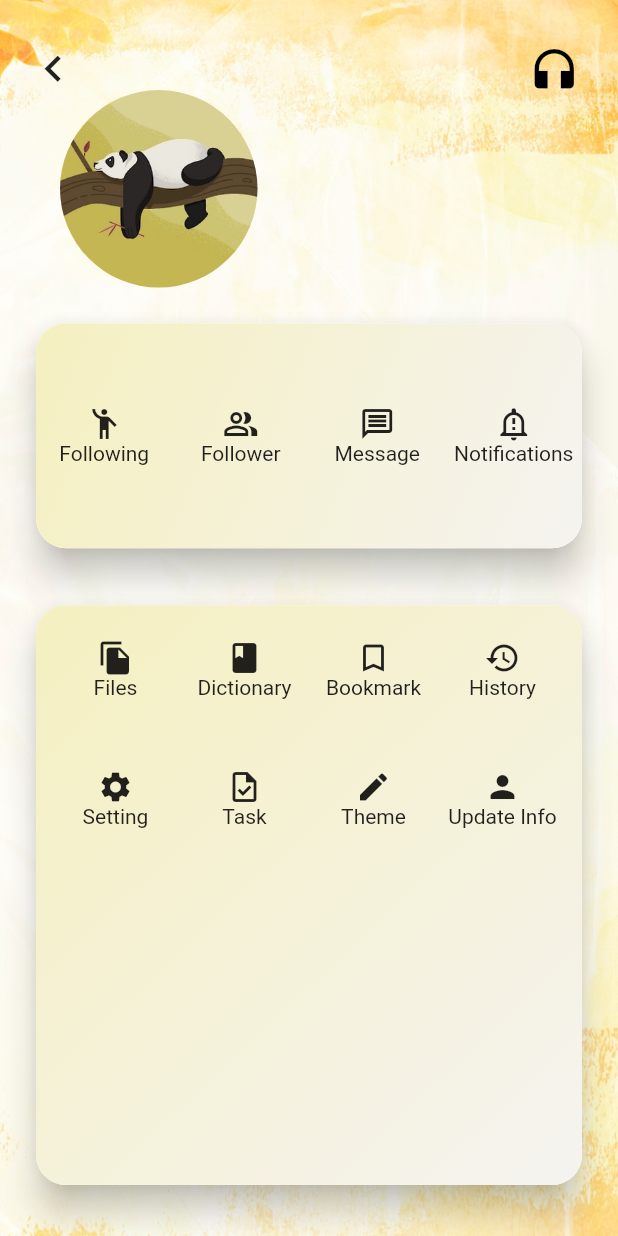
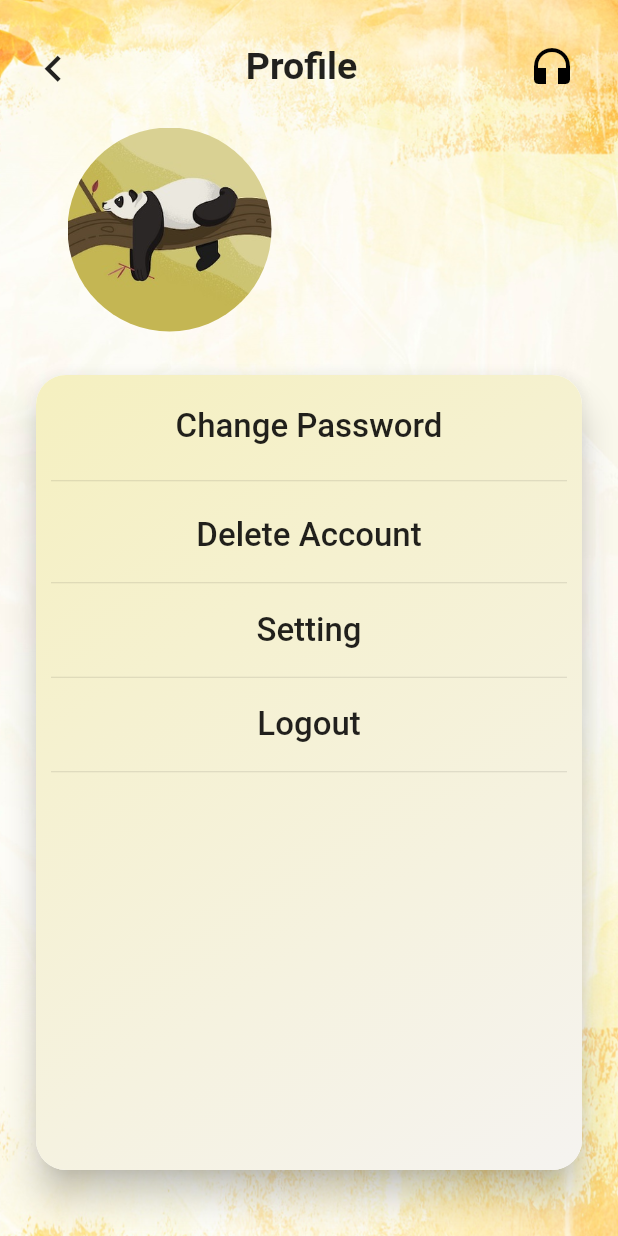
Before and after one commit to ooishikoon/FYP, a Flutter app: the ProfileScreen screen opened directly with empty values, on a phone screen of 412 x 824 dp. Run offline on Flutter 3.47's test engine with Material 2 defaults, Android fonts, the phone set to English and light mode, and no system bars; our stand-ins replace flutter_tts, fluttertoast, google_fonts, shared_preferences; missing offline and left inert: ndialog; accounts and stored records are empty; Roboto replaces fonts that are missing (Oxygen).

Commit message:
add update password

```diff
--- a/ttw_mobile/lib/view/profilescreen.dart
+++ b/ttw_mobile/lib/view/profilescreen.dart
@@ -1,7 +1,12 @@
+import 'dart:convert';
+
 import 'package:flutter/material.dart';
+import 'package:fluttertoast/fluttertoast.dart';
+import 'package:shared_preferences/shared_preferences.dart';
 import '../constants.dart';
 import '../model/user.dart';
 import 'mainscreen.dart';
+import 'package:http/http.dart' as http;
 
 User user = User();
 
@@ -25,16 +30,16 @@ class _ProfileScreenState extends State<ProfileScreen> {
   }
 
   @override
-  // Widget build(BuildContext context) {
-  //   screenHeight = MediaQuery.of(context).size.height;
-  //   screenWidth = MediaQuery.of(context).size.width;
-  //   if (screenWidth <= 600) {
-  //     resWidth = screenWidth;
-  //   } else {
-  //     resWidth = screenWidth * 0.75;
-  //   }
+  Widget build(BuildContext context) {
+    screenHeight = MediaQuery.of(context).size.height;
+    screenWidth = MediaQuery.of(context).size.width;
+    if (screenWidth <= 600) {
+      resWidth = screenWidth;
+    } else {
+      resWidth = screenWidth * 0.75;
+    }
 
-  Widget build(BuildContext context) => Scaffold(
+    return Scaffold(
       body: Stack(
         children: [
           buildBackground(),
@@ -46,11 +51,12 @@ class _ProfileScreenState extends State<ProfileScreen> {
                   mainAxisAlignment: MainAxisAlignment.spaceBetween,
                   children: [
                     buildReturnButton(),
+                    buildTitle(),
                     buildSpeech(),
                   ],
                 ),
                 Padding(
-                    padding: const EdgeInsets.fromLTRB(10, 20, 0, 30),
+                  padding: const EdgeInsets.fromLTRB(10, 40, 0, 40),
                   child: buildProfile(),
                 ),
               ],
@@ -59,6 +65,7 @@ class _ProfileScreenState extends State<ProfileScreen> {
         ],
       ),
     );
+  }
 
   Widget buildBackground() => ClipRRect(
         child: Container(
@@ -82,10 +89,15 @@ class _ProfileScreenState extends State<ProfileScreen> {
                     )));
       });
 
+  Widget buildTitle() => const Text(
+        "Profile",
+        style: TextStyle(fontSize: 25, fontWeight: FontWeight.bold),
+      );
+
   Widget buildSpeech() => const IconButton(
         icon: Icon(
           Icons.headphones,
-          size: 35,
+          size: 32,
           color: Colors.black,
         ),
         onPressed: null,
@@ -94,13 +106,11 @@ class _ProfileScreenState extends State<ProfileScreen> {
   Widget buildProfile() => Column(
         children: [
           SizedBox(
-            // child: Card(
             child: Row(
               children: [
                 Expanded(
-                  flex: 6,
                   child: Padding(
-                    padding: const EdgeInsets.all(20.0),
+                    padding: const EdgeInsets.all(25.0),
                     child: GestureDetector(
                       onTap: () => {},
                       child: SizedBox(
@@ -112,9 +122,8 @@ class _ProfileScreenState extends State<ProfileScreen> {
                   ),
                 ),
                 Expanded(
-                    flex: 7,
                     child: Padding(
-                      padding: const EdgeInsets.fromLTRB(16, 0, 0, 10),
+                  padding: const EdgeInsets.fromLTRB(10, 0, 0, 10),
                   child: Column(
                     mainAxisAlignment: MainAxisAlignment.center,
                     crossAxisAlignment: CrossAxisAlignment.start,
@@ -122,7 +131,7 @@ class _ProfileScreenState extends State<ProfileScreen> {
                       Text(
                         widget.user.email.toString(),
                         style: const TextStyle(
-                              fontSize: 18,
+                          fontSize: 20,
                         ),
                       ),
                     ],
@@ -132,7 +141,6 @@ class _ProfileScreenState extends State<ProfileScreen> {
             ),
           ),
           Expanded(
-            flex: 2,
               child: Card(
             elevation: 10,
             shape: RoundedRectangleBorder(
@@ -150,223 +158,223 @@ class _ProfileScreenState extends State<ProfileScreen> {
                   ),
                   borderRadius: BorderRadius.circular(20),
                 ),
-                child: Row(
-                  mainAxisAlignment: MainAxisAlignment.spaceAround,
+                child: ListView(
+                    padding: const EdgeInsets.fromLTRB(10, 10, 10, 10),
+                    shrinkWrap: true,
                     children: [
-                    Expanded(
-                        child: SizedBox.fromSize(
-                      size: const Size(45, 45),
-                      child: InkWell(
-                        onTap: () {},
+                      MaterialButton(
+                        onPressed: () => {_updatePasswordDialog()},
+                        child: const Text(
+                          "Change Password",
+                          style: TextStyle(
+                            fontSize: 22,
+                          ),
+                        ),
+                      ),
+                      const Divider(
+                        height: 25,
+                      ),
+                      MaterialButton(
+                        onPressed: () => {null},
+                        child: const Text(
+                          "Delete Account",
+                          style: TextStyle(
+                            fontSize: 22,
+                          ),
+                        ),
+                      ),
+                      const Divider(
+                        height: 15,
+                      ),
+                      MaterialButton(
+                        onPressed: () => {null},
+                        child: const Text(
+                          "Setting",
+                          style: TextStyle(
+                            fontSize: 22,
+                          ),
+                        ),
+                      ),
+                      const Divider(
+                        height: 15,
+                      ),
+                      MaterialButton(
+                        onPressed: () => {null},
+                        child: const Text(
+                          "Logout",
+                          style: TextStyle(
+                            fontSize: 22,
+                          ),
+                        ),
+                      ),
+                      const Divider(
+                        height: 15,
+                      ),
+                    ])),
+          ))
+        ],
+      );
+
+  void _updatePasswordDialog() {
+    TextEditingController _pass1editingController = TextEditingController();
+    TextEditingController _pass2editingController = TextEditingController();
+    showDialog(
+      context: context,
+      builder: (BuildContext context) {
+        return AlertDialog(
+          shape: const RoundedRectangleBorder(
+              borderRadius: BorderRadius.all(Radius.circular(10.0))),
+          title: const Text(
+            "Update Password",
+            style: TextStyle(),
+          ),
+          content: SizedBox(
+            height: screenHeight / 5,
             child: Column(
-                          mainAxisAlignment: MainAxisAlignment.center,
-                          children: const <Widget>[
-                            Icon(Icons.emoji_people_outlined),
-                            Text("Following"),
+              children: [
+                TextField(
+                    controller: _pass1editingController,
+                    keyboardType: TextInputType.text,
+                    obscureText: true,
+                    decoration: const InputDecoration(
+                        labelText: 'New password',
+                        labelStyle: TextStyle(),
+                        icon: Icon(
+                          Icons.password,
+                        ),
+                        focusedBorder: OutlineInputBorder(
+                          borderSide: BorderSide(width: 2.0),
+                        ))),
+                TextField(
+                    controller: _pass2editingController,
+                    keyboardType: TextInputType.text,
+                    obscureText: true,
+                    decoration: const InputDecoration(
+                        labelText: 'Renter password',
+                        labelStyle: TextStyle(),
+                        icon: Icon(
+                          Icons.password,
+                        ),
+                        focusedBorder: OutlineInputBorder(
+                          borderSide: BorderSide(width: 2.0),
+                        ))),
               ],
             ),
           ),
-                    )),
-                    Expanded(
-                        child: SizedBox.fromSize(
-                      size: const Size(45, 45),
-                      child: InkWell(
-                        onTap: () {},
-                        child: Column(
-                          mainAxisAlignment: MainAxisAlignment.center,
-                          children: const <Widget>[
-                            Icon(Icons.people_alt_outlined),
-                            Text("Follower"),
-                          ],
+          actions: <Widget>[
+            TextButton(
+              child: const Text(
+                "Confirm",
+                style: TextStyle(),
               ),
+              onPressed: () {
+                if (_pass1editingController.text !=
+                    _pass2editingController.text) {
+                  Fluttertoast.showToast(
+                      msg: "Passwords are not the same",
+                      toastLength: Toast.LENGTH_SHORT,
+                      gravity: ToastGravity.BOTTOM,
+                      timeInSecForIosWeb: 1,
+                      textColor: Colors.red,
+                      fontSize: 14.0);
+                  return;
+                }
+                if (_pass1editingController.text.isEmpty ||
+                    _pass2editingController.text.isEmpty) {
+                  Fluttertoast.showToast(
+                      msg: "Please fill in passwords",
+                      toastLength: Toast.LENGTH_SHORT,
+                      gravity: ToastGravity.BOTTOM,
+                      timeInSecForIosWeb: 1,
+                      textColor: Colors.red,
+                      fontSize: 14.0);
+                  return;
+                }
+                Navigator.of(context).pop();
+                http.post(
+                    Uri.parse(
+                        CONSTANTS.server + "/fyp_ttw/php/update_profile.php"),
+                    body: {
+                      "password": _pass1editingController.text,
+                      "email": widget.user.email
+                    }).then((response) {
+                  var data = jsonDecode(response.body);
+                  if (response.statusCode == 200 &&
+                      data['status'] == 'success') {
+                    Fluttertoast.showToast(
+                        msg: "Success",
+                        toastLength: Toast.LENGTH_SHORT,
+                        gravity: ToastGravity.BOTTOM,
+                        timeInSecForIosWeb: 1,
+                        textColor: Colors.green,
+                        fontSize: 14.0);
+                  } else {
+                    Fluttertoast.showToast(
+                        msg: "Failed",
+                        toastLength: Toast.LENGTH_SHORT,
+                        gravity: ToastGravity.BOTTOM,
+                        timeInSecForIosWeb: 1,
+                        textColor: Colors.red,
+                        fontSize: 14.0);
+                  }
+                });
+              },
             ),
-                    )),
-                    Expanded(
-                        child: SizedBox.fromSize(
-                      size: const Size(45, 45),
-                      child: InkWell(
-                        onTap: () {},
-                        child: Column(
-                          mainAxisAlignment: MainAxisAlignment.center,
-                          children: const <Widget>[
-                            Icon(Icons.message_outlined),
-                            Text("Message"),
-                          ],
+            TextButton(
+              child: const Text(
+                "Cancel",
+                style: TextStyle(),
               ),
-                      ),
-                    )),
-                    Expanded(
-                        child: SizedBox.fromSize(
-                      size: const Size(45, 45),
-                      child: InkWell(
-                        onTap: () {},
-                        child: Column(
-                          mainAxisAlignment: MainAxisAlignment.center,
-                          children: const <Widget>[
-                            Icon(Icons.notification_important_outlined),
-                            Text("Notifications"),
-                          ],
-                        ),
-                      ),
-                    )),
-                  ],
-                ),
-              ),
-            ),
-          ),
-          const SizedBox(
-            height: 30,
-          ),
-          Expanded(
-            flex: 5,
-            child: Card(
-              elevation: 10,
-              shape: RoundedRectangleBorder(
-                borderRadius: BorderRadius.circular(20),
-              ),
-              child: Container(
-                decoration: BoxDecoration(
-                  gradient: const LinearGradient(
-                    colors: [
-                      Color.fromARGB(255, 245, 240, 192),
-                      Color.fromARGB(255, 245, 243, 240)
-                    ],
-                    begin: Alignment.topLeft,
-                    end: Alignment.bottomRight,
-                  ),
-                  borderRadius: BorderRadius.circular(20),
-                ),
-                child: Padding(
-                  padding: const EdgeInsets.fromLTRB(10, 0, 10, 10),
-                  child: Column(
-                    children: [
-                      Expanded(
-                          child: GridView.count(
-                        // 12 items
-                        crossAxisCount: 4,
-                        childAspectRatio: 1,
-                        // 9 items
-                        // crossAxisCount: 3,
-                        // childAspectRatio: 1.5,
-                        children: <Widget>[
-                          SizedBox.fromSize(
-                            size: const Size(45, 45),
-                            child: InkWell(
-                              onTap: () {},
-                              child: Column(
-                                mainAxisAlignment: MainAxisAlignment.center,
-                                children: const <Widget>[
-                                  Icon(
-                                    Icons.file_copy,
-                                  ),
-                                  Text("Files"),
-                                ],
-                              ),
-                            ),
-                          ),
-                          SizedBox.fromSize(
-                            size: const Size(45, 45),
-                            child: InkWell(
-                              onTap: () {},
-                              child: Column(
-                                mainAxisAlignment: MainAxisAlignment.center,
-                                children: const <Widget>[
-                                  Icon(
-                                    Icons.book,
-                                  ),
-                                  Text("Dictionary"),
-                                ],
-                              ),
-                            ),
-                          ),
-                          SizedBox.fromSize(
-                            size: const Size(45, 45),
-                            child: InkWell(
-                              onTap: () {},
-                              child: Column(
-                                mainAxisAlignment: MainAxisAlignment.center,
-                                children: const <Widget>[
-                                  Icon(Icons.bookmark_outline),
-                                  Text("Bookmark"),
-                                ],
-                              ),
-                            ),
-                          ),
-                          SizedBox.fromSize(
-                            size: const Size(45, 45),
-                            child: InkWell(
-                              onTap: () {},
-                              child: Column(
-                                mainAxisAlignment: MainAxisAlignment.center,
-                                children: const <Widget>[
-                                  Icon(Icons.history_outlined),
-                                  Text("History"),
-                                ],
-                              ),
-                            ),
-                          ),
-                          SizedBox.fromSize(
-                            size: const Size(45, 45),
-                            child: InkWell(
-                              onTap: () {},
-                              child: Column(
-                                mainAxisAlignment: MainAxisAlignment.center,
-                                children: const <Widget>[
-                                  Icon(
-                                    Icons.settings,
-                                  ),
-                                  Text("Setting"),
-                                ],
-                              ),
-                            ),
-                          ),
-                          SizedBox.fromSize(
-                            size: const Size(45, 45),
-                            child: InkWell(
-                              onTap: () {},
-                              child: Column(
-                                mainAxisAlignment: MainAxisAlignment.center,
-                                children: const <Widget>[
-                                  Icon(Icons.task_outlined),
-                                  Text("Task"),
-                                ],
-                              ),
-                            ),
-                          ),
-                          SizedBox.fromSize(
-                            size: const Size(45, 45),
-                            child: InkWell(
-                              onTap: () {},
-                              child: Column(
-                                mainAxisAlignment: MainAxisAlignment.center,
-                                children: const <Widget>[
-                                  Icon(Icons.mode),
-                                  Text("Theme"),
-                                ],
-                              ),
-                            ),
-                          ),
-                          SizedBox.fromSize(
-                            size: const Size(45, 45),
-                            child: InkWell(
-                              onTap: () {},
-                              child: Column(
-                                mainAxisAlignment: MainAxisAlignment.center,
-                                children: const <Widget>[
-                                  Icon(Icons.person),
-                                  Text("Update Info"),
-                                ],
-                              ),
-                            ),
+              onPressed: () {
+                Navigator.of(context).pop();
+              },
             ),
           ],
-                      )),
-                    ],
+        );
+      },
+    );
+  }
+
+  void _logoutDialog() {
+    showDialog(
+      context: context,
+      builder: (BuildContext context) {
+        // return object of type Dialog
+        return AlertDialog(
+          shape: const RoundedRectangleBorder(
+              borderRadius: BorderRadius.all(Radius.circular(20.0))),
+          title: const Text(
+            "Logout?",
+            style: TextStyle(),
           ),
+          content: const Text("Are your sure"),
+          actions: <Widget>[
+            TextButton(
+              child: const Text(
+                "Yes",
+                style: TextStyle(),
               ),
+              onPressed: () async {
+                Navigator.of(context).pop();
+                SharedPreferences prefs = await SharedPreferences.getInstance();
+                await prefs.setString('email', '');
+                await prefs.setString('password', '');
+                await prefs.setBool('remember', false);
+                Navigator.pop(context);
+              },
             ),
+            TextButton(
+              child: const Text(
+                "No",
+                style: TextStyle(),
               ),
-          )
+              onPressed: () {
+                Navigator.of(context).pop();
+              },
+            ),
           ],
         );
+      },
+    );
   }
+}
```
Lines whose indentation alone changed are shown as unchanged.
